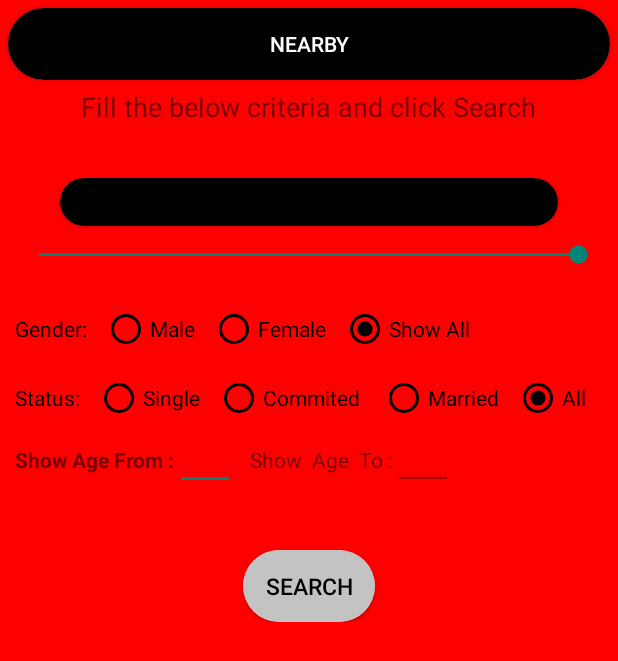
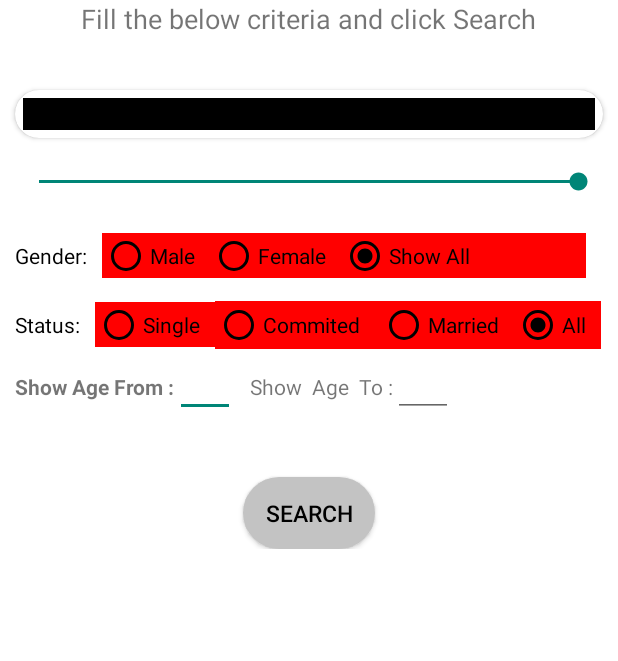
Before and after one commit to shiva2206/Moon---dating-app, an Android app: the layout fragment_nearby.xml on its own in the app's theme, with its tools: preview values and no code run, on a phone screen of 412 x 824 dp. Shown: the top 661 px of the screen. Run offline under Robolectric (Android 15) with nearby library versions, the phone set to English and light mode, and no system bars.

Commit message:
changed nearby

```diff
--- a/HoneyMoon/app/src/main/res/layout/fragment_nearby.xml
+++ b/HoneyMoon/app/src/main/res/layout/fragment_nearby.xml
@@ -4,26 +4,8 @@
     android:layout_height="match_parent"
     xmlns:app="http://schemas.android.com/apk/res-auto"
     tools:context="fragment.nearby_frag"
-    android:background="@color/red">
-    <androidx.cardview.widget.CardView
-        android:layout_width="match_parent"
-        android:layout_height="wrap_content"
-        android:id="@+id/funcd"
-        app:cardCornerRadius="30dp"
-        android:layout_margin="5dp">
-        <Button
-            android:layout_width="match_parent"
-            android:layout_height="wrap_content"
-            android:background="@color/black"
-            android:textColor="@color/white"
-            android:text="Nearby"
-            android:textAlignment="center"
-            android:textSize="14dp"
-            android:id="@+id/ner">
+    android:background="@color/white">
 
-        </Button>
-
-    </androidx.cardview.widget.CardView>z
     <RelativeLayout
         android:layout_width="match_parent"
         android:layout_height="wrap_content"
@@ -44,11 +26,10 @@
             android:layout_width="match_parent"
             android:layout_height="wrap_content"
             app:cardCornerRadius="30dp"
-            android:layout_marginTop="10dp"
-            android:layout_marginRight="40dp"
-            android:layout_marginLeft="40dp"
+            android:layout_margin="10dp"
+            android:backgroundTint="@color/white"
             android:id="@+id/scd"
-            android:backgroundTint="@color/black">
+           >
 
             <TextView
                 android:layout_width="match_parent"
```
Also changed, not shown: HoneyMoon/app/src/main/res/layout/activity_mutualfoll.xml (+4 -4 lines), HoneyMoon/app/src/main/res/layout/fragment_foladmcrufrimat.xml (+18 -25 lines).
